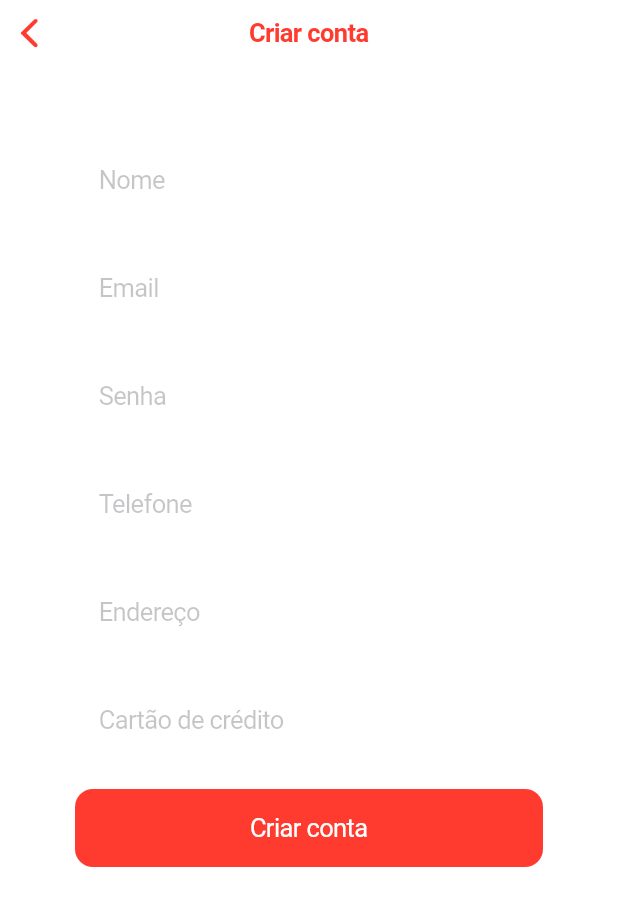
After one commit to RToramaru/delivery_app, a Flutter app: the CreateUser screen opened directly, on a phone screen of 412 x 824 dp. The commit adds this screen. Shown: the top 906 px of the screen. Run offline on Flutter 3.47's test engine with Material 2 defaults, Android fonts, the phone set to English and light mode, and no system bars; our stand-ins replace flutter_multi_formatter, wave.

Commit message:
create of interface of create user page

```diff
--- /dev/null
+++ b/lib/pages/create_user.dart
@@ -0,0 +1,106 @@
+import 'package:flutter/cupertino.dart';
+import 'package:flutter_multi_formatter/flutter_multi_formatter.dart';
+
+
+class CreateUser extends StatefulWidget {
+  const CreateUser({Key? key}) : super(key: key);
+
+  @override
+  State<CreateUser> createState() => _CreateUserState();
+}
+
+class _CreateUserState extends State<CreateUser> {
+  @override
+  Widget build(BuildContext context) {
+    return CupertinoPageScaffold(
+        navigationBar: CupertinoNavigationBar(
+          middle: const Text('Criar conta',
+              style: TextStyle(color: CupertinoColors.systemRed)),
+        ),
+        child: Container(
+          margin: const EdgeInsets.only(top: 50, left: 50, right: 50),
+          child: ListView(
+            children: [
+              const CupertinoTextField(
+                placeholder: 'Nome',
+                padding: EdgeInsets.all(16),
+                decoration: BoxDecoration(
+                  border: Border(
+                    bottom:
+                        BorderSide(width: 0.0, color: CupertinoColors.white),
+                  ),
+                ),
+              ),
+              const SizedBox(height: 20),
+              const CupertinoTextField(
+                placeholder: 'Email',
+                padding: EdgeInsets.all(16),
+                decoration: BoxDecoration(
+                  border: Border(
+                    bottom:
+                        BorderSide(width: 0.0, color: CupertinoColors.white),
+                  ),
+                ),
+              ),
+              const SizedBox(height: 20),
+              const CupertinoTextField(
+                placeholder: 'Senha',
+                padding: EdgeInsets.all(16),
+                decoration: BoxDecoration(
+                  border: Border(
+                    bottom:
+                        BorderSide(width: 0.0, color: CupertinoColors.white),
+                  ),
+                ),
+              ),
+              const SizedBox(height: 20),
+              CupertinoTextField(
+                placeholder: 'Telefone',
+                inputFormatters: [
+                  MaskedInputFormatter('(##) #####-####'),
+                ],
+                keyboardType: TextInputType.number,
+                padding: EdgeInsets.all(16),
+                decoration: BoxDecoration(
+                  border: Border(
+                    bottom:
+                        BorderSide(width: 0.0, color: CupertinoColors.white),
+                  ),
+                ),
+              ),
+              const SizedBox(height: 20),
+              const CupertinoTextField(
+                placeholder: 'Endereço',
+                padding: EdgeInsets.all(16),
+                decoration: BoxDecoration(
+                  border: Border(
+                    bottom:
+                        BorderSide(width: 0.0, color: CupertinoColors.white),
+                  ),
+                ),
+              ),
+              const SizedBox(height: 20),
+              CupertinoTextField(
+                placeholder: 'Cartão de crédito',
+                inputFormatters: [
+                  MaskedInputFormatter('#### #### #### ####'),
+                ],
+                keyboardType: TextInputType.number,
+                padding: EdgeInsets.all(16),
+                decoration: BoxDecoration(
+                  border: Border(
+                    bottom:
+                        BorderSide(width: 0.0, color: CupertinoColors.white),
+                  ),
+                ),
+              ),
+              const SizedBox(height: 20),
+              CupertinoButton.filled(
+                child: const Text('Criar conta'),
+                onPressed: () {},
+              ),
+            ],
+          ),
+        ));
+  }
+}
--- a/lib/pages/login_page.dart
+++ b/lib/pages/login_page.dart
@@ -38,7 +38,8 @@ class _LoginPageState extends State<LoginPage> {
                   textAlign: TextAlign.center),
             ),
             Card(
-              margin: const EdgeInsets.only(top: 210, left: 50, right: 50, bottom: 100),
+              margin: const EdgeInsets.only(
+                  top: 210, left: 50, right: 50, bottom: 50),
               child: Column(
                 children: [
                   Container(
@@ -80,7 +81,9 @@ class _LoginPageState extends State<LoginPage> {
                     margin: const EdgeInsets.only(top: 20, left: 20, right: 20),
                     child: CupertinoButton(
                       child: const Text('Criar conta'),
-                      onPressed: () {},
+                      onPressed: () {
+                        Navigator.pushNamed(context, '/create_user');
+                      },
                     ),
                   ),
                 ],
--- a/lib/pages/routes/app_route.dart
+++ b/lib/pages/routes/app_route.dart
@@ -1,3 +1,4 @@
+import 'package:delivery_app/pages/create_user.dart';
 import 'package:delivery_app/pages/home_page.dart';
 import 'package:delivery_app/pages/login_page.dart';
 import 'package:flutter/cupertino.dart';
@@ -21,8 +22,9 @@ class AppRoutes extends StatelessWidget {
       routes: {
         '/login': (context) => const LoginPage(),
         '/home': (context) => const HomePage(),
+        '/create_user': (context) => const CreateUser(),
       },
-      home:  const HomePage(),
+      home:  const LoginPage(),
     );
   }
 }
--- a/pubspec.yaml
+++ b/pubspec.yaml
@@ -36,6 +36,7 @@ dependencies:
   # Use with the CupertinoIcons class for iOS style icons.
   cupertino_icons: ^1.0.2
   wave: ^0.2.2
+  flutter_multi_formatter: ^2.9.10
 
 dev_dependencies:
   flutter_test:
```
Also changed, not shown: pubspec.lock.
